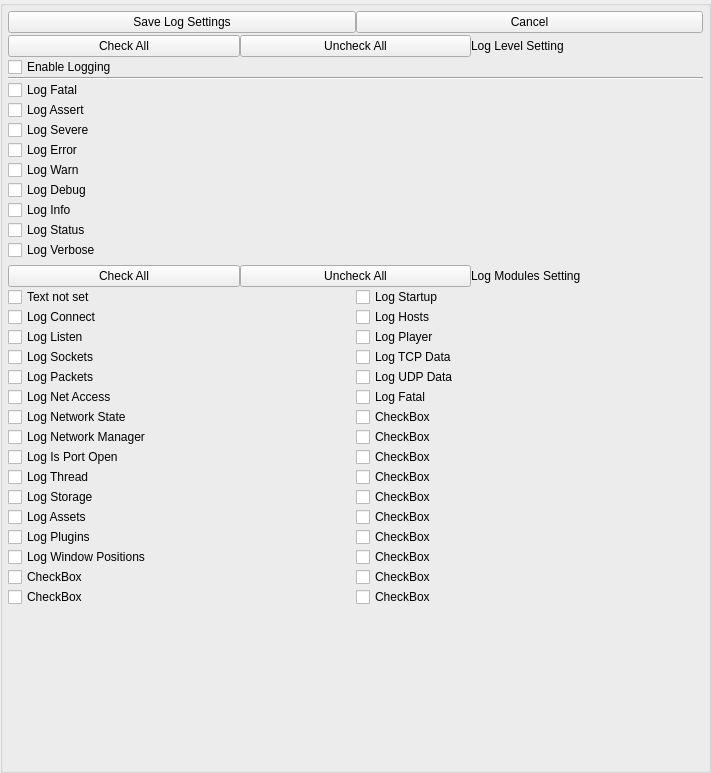
Qt form nolimitgui/CommonSrc/Forms/AppletLogSettings.ui (nolimitconnect/NoLimitConnect) before a commit.
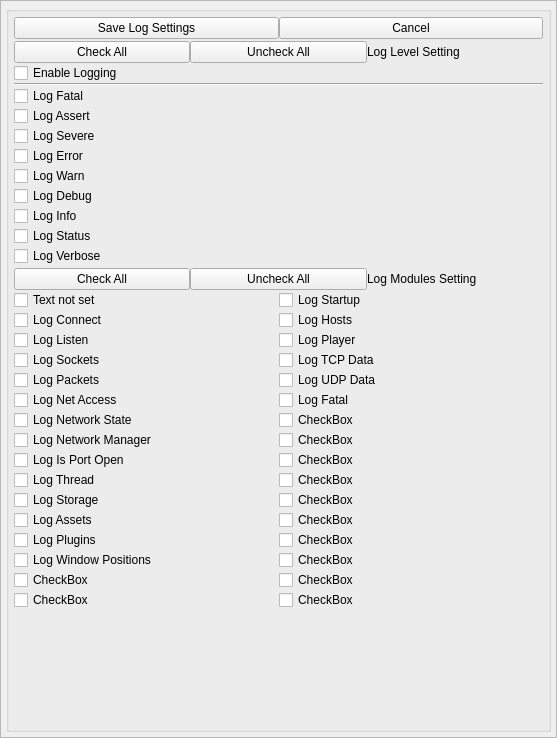
The same form after that commit.

The edit to the form file:
```diff
--- a/nolimitgui/CommonSrc/Forms/AppletLogSettings.ui
+++ b/nolimitgui/CommonSrc/Forms/AppletLogSettings.ui
@@ -6,8 +6,8 @@
    <rect>
     <x>0</x>
     <y>0</y>
-    <width>711</width>
-    <height>773</height>
+    <width>557</width>
+    <height>738</height>
    </rect>
   </property>
   <property name="windowTitle">
@@ -26,8 +26,44 @@
    <property name="bottomMargin">
     <number>0</number>
    </property>
-   <property name="spacing">
+   <property name="horizontalSpacing">
     <number>0</number>
+   </property>
+   <property name="verticalSpacing">
+    <number>2</number>
+   </property>
+   <item row="0" column="0">
+    <widget class="QScrollArea" name="scrollArea">
+     <property name="widgetResizable">
+      <bool>true</bool>
+     </property>
+     <widget class="QWidget" name="scrollAreaWidgetContents">
+      <property name="geometry">
+       <rect>
+        <x>0</x>
+        <y>0</y>
+        <width>555</width>
+        <height>736</height>
+       </rect>
+      </property>
+      <layout class="QGridLayout" name="gridLayout_2">
+       <property name="leftMargin">
+        <number>5</number>
+       </property>
+       <property name="topMargin">
+        <number>5</number>
+       </property>
+       <property name="rightMargin">
+        <number>5</number>
+       </property>
+       <property name="bottomMargin">
+        <number>5</number>
+       </property>
+       <property name="horizontalSpacing">
+        <number>5</number>
+       </property>
+       <property name="verticalSpacing">
+        <number>2</number>
    </property>
    <item row="0" column="0">
     <widget class="QGroupBox" name="DialogItemsGroupBox">
@@ -260,7 +296,7 @@
         <property name="sizeHint" stdset="0">
          <size>
           <width>20</width>
-          <height>5</height>
+              <height>2</height>
          </size>
         </property>
        </spacer>
@@ -685,6 +721,10 @@
        </layout>
       </item>
      </layout>
+        </widget>
+       </item>
+      </layout>
+     </widget>
     </widget>
    </item>
   </layout>
```
Left out of the diff: 18 changed lines with no effect on the pictures. Lines whose indentation alone changed are shown as unchanged.
